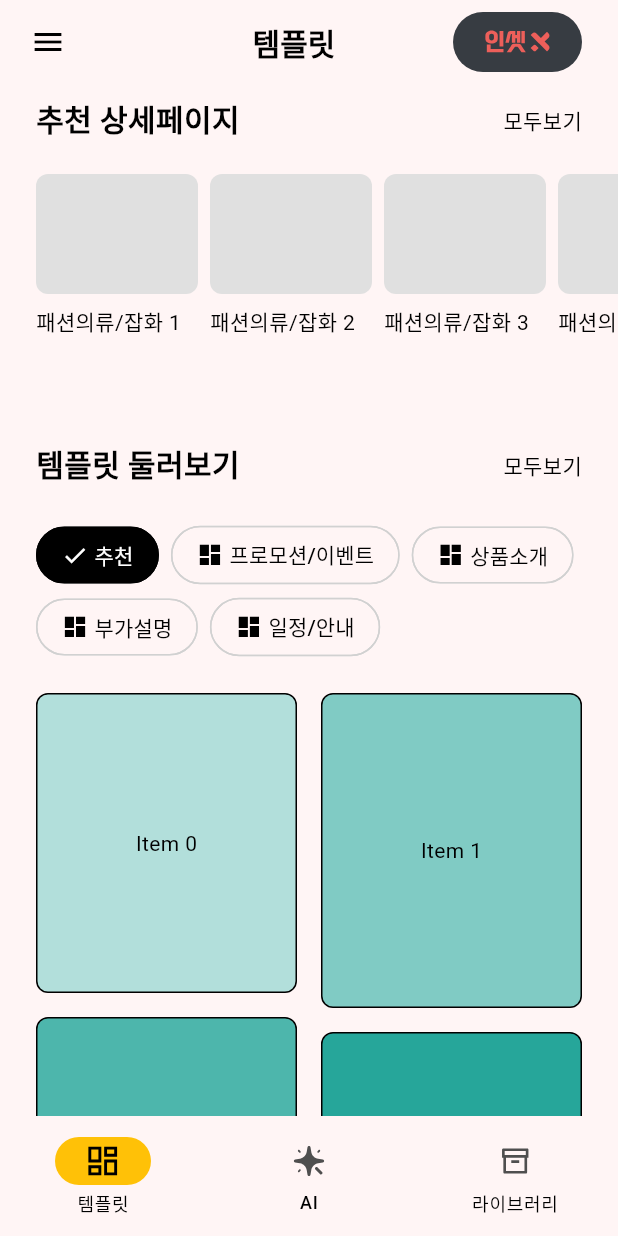
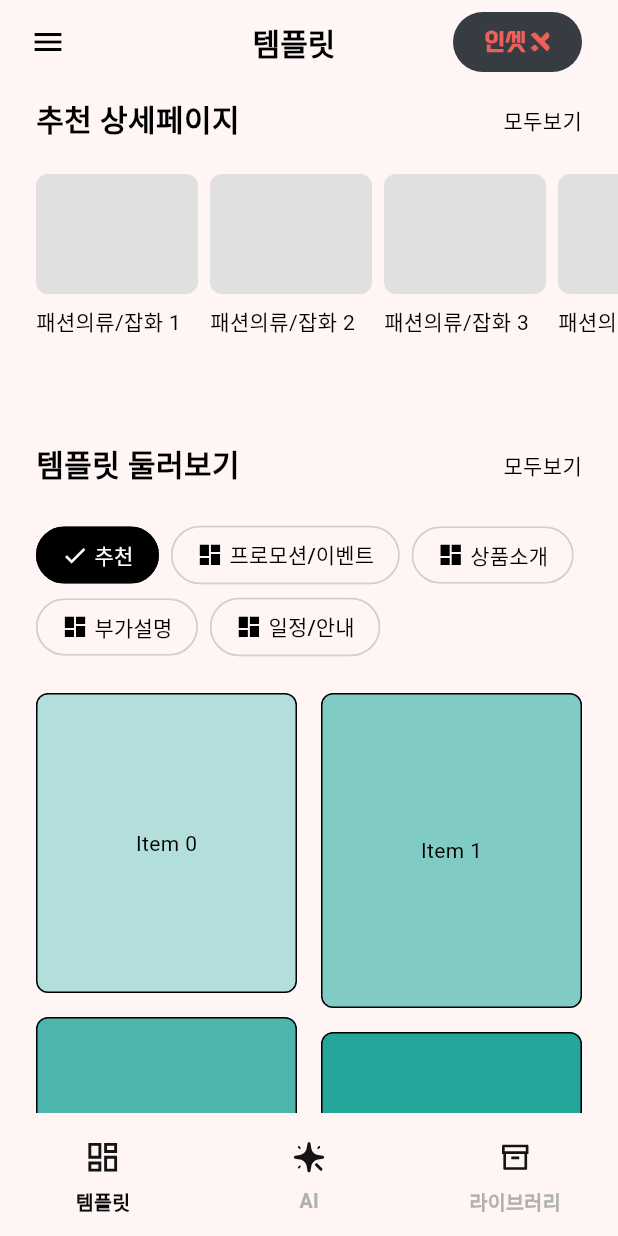
Before and after one commit to Insplanet-Corp/inset-app, a Flutter app: the HomeScreen screen opened directly, on a phone screen of 412 x 824 dp. Run offline on Flutter 3.47's test engine with Material 3 defaults, Android fonts, the phone set to English and light mode, and no system bars; our stand-ins replace animated_text_kit, cloud_firestore, firebase_auth, firebase_core, flutter_riverpod, flutter_svg and 4 more; accounts and stored records are empty; generated files the repository leaves out were written again; Roboto replaces fonts that are missing (Pretendard); project files that could hold a hidden picture were left out.

Commit message:
네비게이션 바 코드 정리 및 스타일 수정

```diff
--- a/lib/widgets/custom_navigation_bar.dart
+++ b/lib/widgets/custom_navigation_bar.dart
@@ -1,73 +1,45 @@
 import 'package:flutter/material.dart';
 import 'package:flutter_svg/flutter_svg.dart';
-
-// BottomNavigationBar 1.x / NavigationBar 3.0
 
 class CustomNavigationBar extends StatelessWidget {
   final int currentPageIndex;
   final ValueChanged<int> onDestinationSelected;
 
   const CustomNavigationBar({
-    Key? key,
+    super.key,
     required this.currentPageIndex,
     required this.onDestinationSelected,
-  }) : super(key: key);
-
-  // bottomNavigationBar: BottomNavigationBar(
-  //   items: const <BottomNavigationBarItem>[
-  //     BottomNavigationBarItem(
-  //       icon: Icon(Icons.home),
-  //       label: 'Home',
-  //     ),
-  //     BottomNavigationBarItem(
-  //       icon: Icon(Icons.business),
-  //       label: 'Business',
-  //     ),
-  //   ],
-  //   currentIndex: _selectedIndex,
-  //   // selectedItemColor: Colors.amber[800],
-  //   onTap: _onItemTapped,
-  // ),
+  });
 
   @override
   Widget build(BuildContext context) {
     return NavigationBar(
       onDestinationSelected: onDestinationSelected,
-      // indicatorColor: Colors.amber,
       selectedIndex: currentPageIndex,
+      height: 82,
+      backgroundColor: Color(0xFFFFF5F5),
+      indicatorColor: Color(0xFFFFF5F5),
       destinations: <Widget>[
         NavigationDestination(
-          icon: SvgPicture.asset(
-            'assets/icons/template.svg',
-            width: 24.0,
-            height: 24.0,
-            color: currentPageIndex == 0 ? Colors.black : Color(0xFF4F4F4F),
-          ),
+          icon: SvgPicture.asset('assets/icons/template.svg',width: 24.0, height: 24.0, colorFilter: ColorFilter.mode(Color(0xFF141414), BlendMode.srcATop)),
           label: '템플릿',
         ),
         NavigationDestination(
-          icon: SvgPicture.asset(
-            'assets/icons/ai.svg',
-            width: 24.0,
-            height: 24.0,
-            color: currentPageIndex == 1 ? Colors.black : Color(0xFF4F4F4F),
-          ),
+          icon: SvgPicture.asset('assets/icons/ai.svg',width: 24.0, height: 24.0, colorFilter: ColorFilter.mode(Color(0xFF141414), BlendMode.srcATop)),
           label: 'AI',
         ),
         NavigationDestination(
-          icon: SvgPicture.asset(
-            'assets/icons/library.svg',
-            width: 24.0,
-            height: 24.0,
-            color: currentPageIndex == 2 ? Colors.black : Color(0xFF4F4F4F),
-          ),
-          // icon: Badge(
-          //   label: Text('2'),
-          //   child: Icon(Icons.person),
-          // ),
+          icon: SvgPicture.asset('assets/icons/library.svg',width: 24.0, height: 24.0, colorFilter: ColorFilter.mode(Color(0xFF141414), BlendMode.srcATop)),
           label: '라이브러리',
         ),
       ],
+      labelTextStyle: WidgetStateProperty.resolveWith<TextStyle>((Set<WidgetState> states) {
+        if (states.contains(WidgetState.selected)) {
+          return const TextStyle(color: Color(0xFF080808), fontSize: 13, fontWeight: FontWeight.w600); // 선택된 라벨 색상
+        } else {
+          return const TextStyle(color: Color(0xFFB0B0B0), fontSize: 13, fontWeight: FontWeight.w600); // 비활성화된 라벨 색상
+        }
+      }),
     );
   }
 }
```
